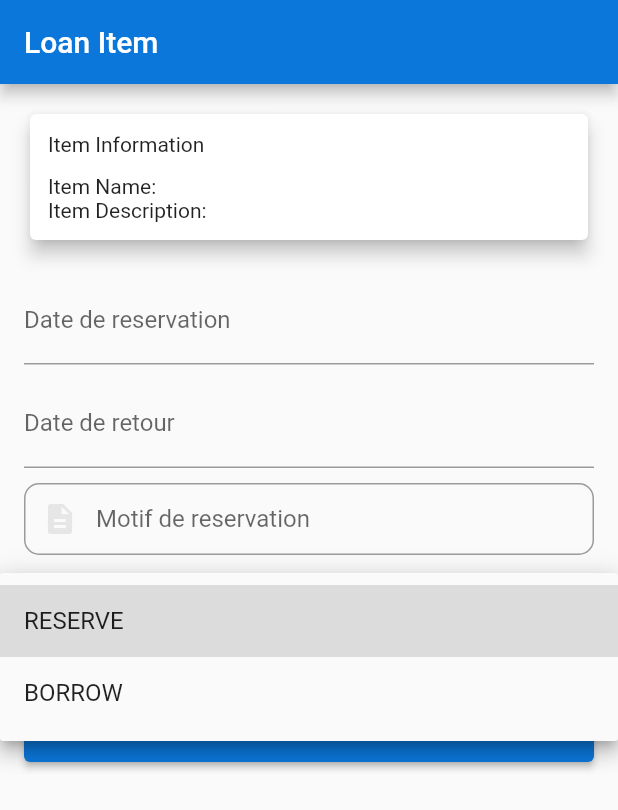
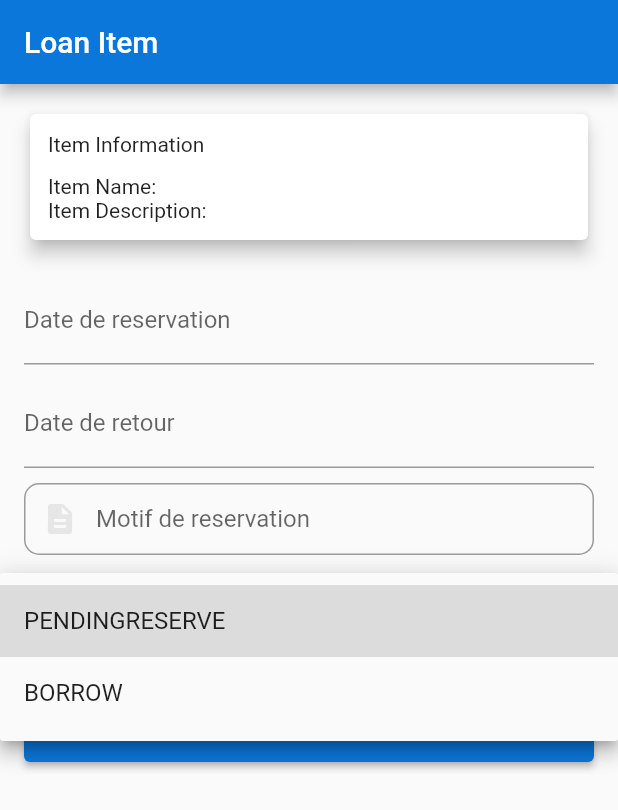
Before and after one commit to konnofuente/hospital-equipment-management-flutter, a Flutter app: the MakeReservation screen opened directly with empty values, after a tap on "Volez vous reservez ou emprunter", on a phone screen of 412 x 824 dp. Shown: the top 810 px of the screen. Run offline on Flutter 3.47's test engine with Material 2 defaults, Android fonts, the phone set to English and light mode, and no system bars; our stand-ins replace awesome_dialog, babstrap_settings_screen, connectivity_plus, equatable, flutter_bloc, flutter_secure_storage and 7 more; accounts and stored records are empty; Roboto replaces fonts that are missing (raleway); statements that could not run were skipped.

Commit message:
sign/signin okay

```diff
--- a/lib/bloc/UserBloc/user_bloc.dart
+++ b/lib/bloc/UserBloc/user_bloc.dart
@@ -98,13 +98,14 @@
       // print(state.usersList);
       emit(UserLoggedIn(user: matchedUser));
       emit(UserState(appUser: matchedUser, usersList: state.usersList));
+      print(state.usersList);
     } else {
       print("Invalid email or password");
       emit(UserLoginFailed(error: 'Invalid email or password'));
+         emit(UserState(appUser: null, usersList: state.usersList));
+      print(state.usersList);
     }
-
   }
-
 
   Future<void> _onUpdateUser(UpdateUsers event, Emitter<UserState> emit) async {
     // final state = this.state;
--- a/lib/screens/MakeReservation/make_reservation.dart
+++ b/lib/screens/MakeReservation/make_reservation.dart
@@ -83,7 +83,7 @@
                     selectedStatus = newValue;
                   });
                 },
-                items: [Status.RESERVE, Status.BORROW]
+                items: [Status.PENDINGRESERVE, Status.BORROW]
                     .map<DropdownMenuItem<Status>>((Status value) {
                   return DropdownMenuItem<Status>(
                     value: value,
```
Also changed, not shown: lib/services/auth.dart (+9 -5 lines). Lines whose indentation alone changed are shown as unchanged.
